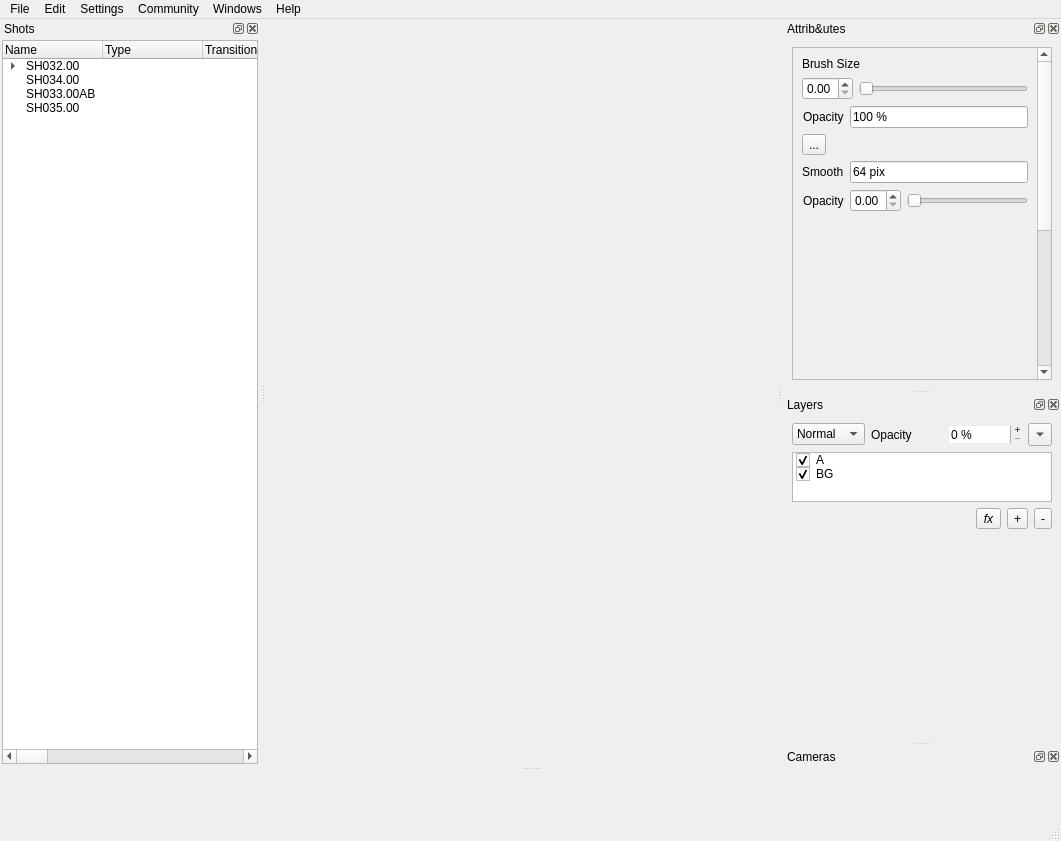
First picture: the form in BoarderMainWindow.ui, repository GameFusion/B-Line, before the edit.
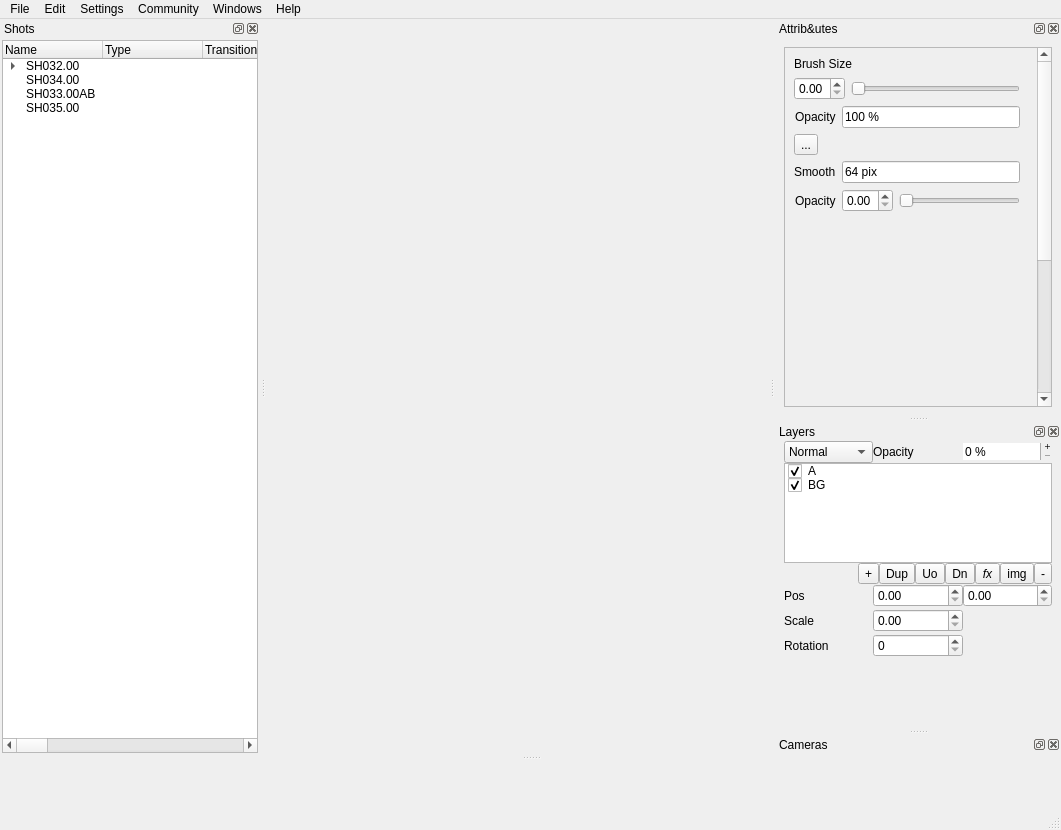
Second picture: the form after the edit. Icons and pictures are not drawn.

Commit message: Refactor layer property update logic using generalized update function

Patch:
```diff
--- a/BoarderMainWindow.ui
+++ b/BoarderMainWindow.ui
@@ -7,7 +7,7 @@
     <x>0</x>
     <y>0</y>
     <width>1061</width>
-    <height>841</height>
+    <height>830</height>
    </rect>
   </property>
   <property name="windowTitle">
@@ -93,6 +93,12 @@
   </widget>
   <widget class="QStatusBar" name="statusbar"/>
   <widget class="QDockWidget" name="dockAttributes">
+   <property name="minimumSize">
+    <size>
+     <width>286</width>
+     <height>146</height>
+    </size>
+   </property>
    <property name="windowTitle">
     <string>Attrib&amp;utes</string>
    </property>
@@ -782,6 +788,18 @@
      <verstretch>0</verstretch>
     </sizepolicy>
    </property>
+   <property name="minimumSize">
+    <size>
+     <width>280</width>
+     <height>251</height>
+    </size>
+   </property>
+   <property name="maximumSize">
+    <size>
+     <width>524287</width>
+     <height>320</height>
+    </size>
+   </property>
    <property name="floating">
     <bool>false</bool>
    </property>
@@ -793,8 +811,20 @@
    </attribute>
    <widget class="QWidget" name="dockWidgetContents_2">
     <layout class="QVBoxLayout" name="verticalLayout_2">
+     <property name="spacing">
+      <number>0</number>
+     </property>
+     <property name="topMargin">
+      <number>0</number>
+     </property>
+     <property name="bottomMargin">
+      <number>0</number>
+     </property>
      <item>
       <layout class="QHBoxLayout" name="horizontalLayout_4">
+       <property name="spacing">
+        <number>0</number>
+       </property>
        <item>
         <widget class="QComboBox" name="comboBox_layerBlendMode">
          <item>
@@ -833,16 +863,6 @@
          </property>
         </widget>
        </item>
-       <item>
-        <widget class="QToolButton" name="toolButton_layerTools">
-         <property name="text">
-          <string>...</string>
-         </property>
-         <property name="arrowType">
-          <enum>Qt::ArrowType::DownArrow</enum>
-         </property>
-        </widget>
-       </item>
       </layout>
      </item>
      <item>
@@ -856,7 +876,7 @@
        <property name="maximumSize">
         <size>
          <width>16777215</width>
-         <height>50</height>
+         <height>100</height>
         </size>
        </property>
        <item>
@@ -882,6 +902,9 @@
      </item>
      <item>
       <layout class="QHBoxLayout" name="horizontalLayout_5">
+       <property name="spacing">
+        <number>0</number>
+       </property>
        <item>
         <spacer name="horizontalSpacer">
          <property name="orientation">
@@ -889,12 +912,46 @@
          </property>
          <property name="sizeHint" stdset="0">
           <size>
-           <width>40</width>
-           <height>20</height>
+           <width>0</width>
+           <height>0</height>
           </size>
          </property>
         </spacer>
        </item>
+       <item>
+        <widget class="QToolButton" name="toolButton_layerAdd">
+         <property name="text">
+          <string>+</string>
+         </property>
+         <property name="toolButtonStyle">
+          <enum>Qt::ToolButtonStyle::ToolButtonTextOnly</enum>
+         </property>
+        </widget>
+       </item>
+       <item>
+        <widget class="QToolButton" name="toolButton_layerDup">
+         <property name="text">
+          <string>Dup</string>
+         </property>
+         <property name="toolButtonStyle">
+          <enum>Qt::ToolButtonStyle::ToolButtonTextOnly</enum>
+         </property>
+        </widget>
+       </item>
+       <item>
+        <widget class="QToolButton" name="toolButton_layerMoveUp">
+         <property name="text">
+          <string>Uo</string>
+         </property>
+        </widget>
+       </item>
+       <item>
+        <widget class="QToolButton" name="toolButton_layerMoveDown">
+         <property name="text">
+          <string>Dn</string>
+         </property>
+        </widget>
+       </item>
        <item>
         <widget class="QToolButton" name="toolButton_layerFX">
          <property name="font">
@@ -916,7 +973,7 @@
        <item>
         <widget class="QToolButton" name="toolButton_layerImage">
          <property name="text">
-          <string>+</string>
+          <string>img</string>
          </property>
          <property name="icon">
           <iconset>
@@ -937,6 +994,49 @@
        </item>
       </layout>
      </item>
+     <item>
+      <layout class="QGridLayout" name="gridLayout">
+       <property name="horizontalSpacing">
+        <number>-1</number>
+       </property>
+       <property name="verticalSpacing">
+        <number>2</number>
+       </property>
+       <item row="2" column="0">
+        <widget class="QLabel" name="label_8">
+         <property name="text">
+          <string>Rotation</string>
+         </property>
+        </widget>
+       </item>
+       <item row="2" column="1">
+        <widget class="QSpinBox" name="spinBox_layerRotation"/>
+       </item>
+       <item row="0" column="2">
+        <widget class="QDoubleSpinBox" name="doubleSpinBox_layerPosY"/>
+       </item>
+       <item row="1" column="0">
+        <widget class="QLabel" name="label_7">
+         <property name="text">
+          <string>Scale</string>
+         </property>
+        </widget>
+       </item>
+       <item row="0" column="0">
+        <widget class="QLabel" name="label_6">
+         <property name="text">
+          <string>Pos</string>
+         </property>
+        </widget>
+       </item>
+       <item row="1" column="1">
+        <widget class="QDoubleSpinBox" name="doubleSpinBox_layerScale"/>
+       </item>
+       <item row="0" column="1">
+        <widget class="QDoubleSpinBox" name="doubleSpinBox_layerPosX"/>
+       </item>
+      </layout>
+     </item>
      <item>
       <spacer name="verticalSpacer_2">
        <property name="orientation">
@@ -945,7 +1045,7 @@
        <property name="sizeHint" stdset="0">
         <size>
          <width>20</width>
-         <height>206</height>
+         <height>53</height>
         </size>
        </property>
       </spacer>
```
The commit also changes 4 other files.
